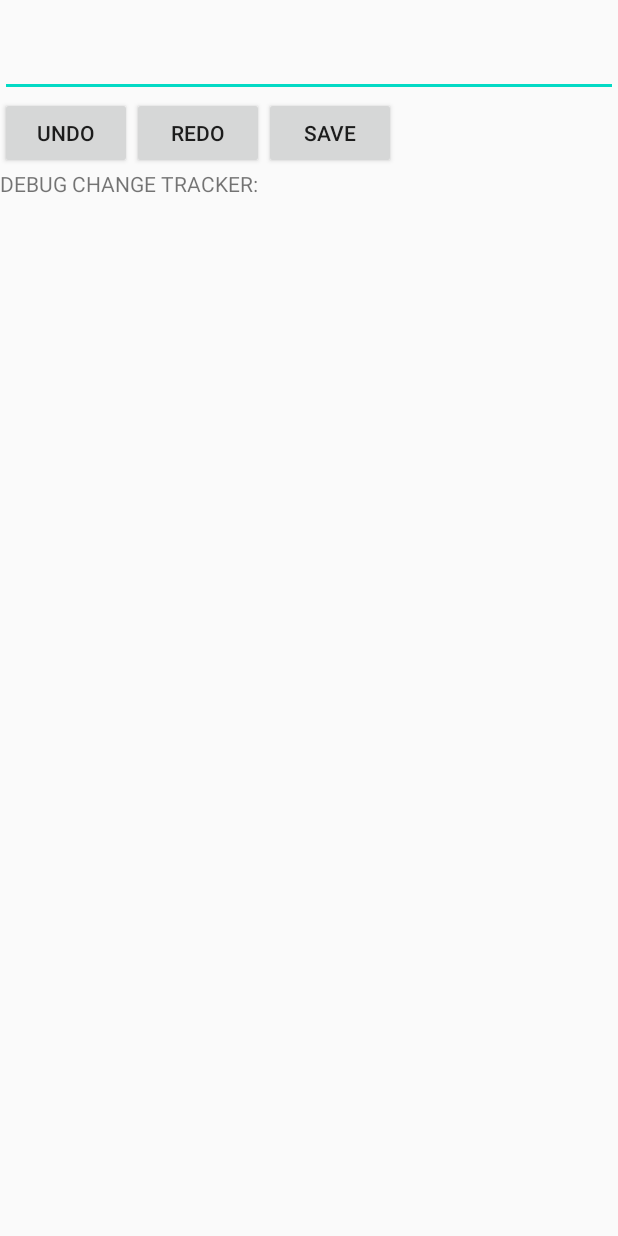
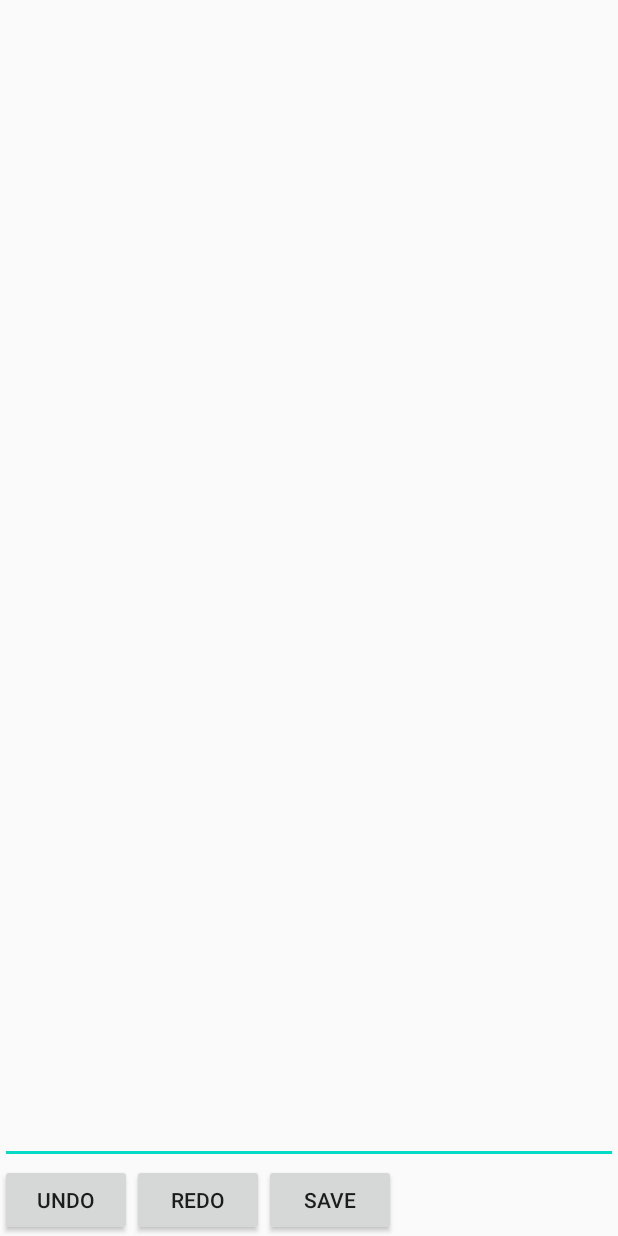
Before and after one commit to matf-pp/2020_File-manager, an Android app: the layout activity_text_file.xml on its own in the app's theme, with its tools: preview values and no code run, on a phone screen of 412 x 824 dp. Run offline under Robolectric (Android 15) with nearby library versions, the phone set to English and light mode, and no system bars.

Commit message:
Fixed text file activity layout

```diff
--- a/app/src/main/AndroidManifest.xml
+++ b/app/src/main/AndroidManifest.xml
@@ -11,7 +11,10 @@
         android:roundIcon="@mipmap/ic_launcher_round"
         android:supportsRtl="true"
         android:theme="@style/AppTheme">
-        <activity android:name=".TextFileActivity"></activity>
+        <activity
+            android:name=".TextFileActivity"
+            android:windowSoftInputMode="adjustResize">
+        </activity>
         <activity android:name=".MainActivity">
             <intent-filter>
                 <action android:name="android.intent.action.MAIN" />
--- a/app/src/main/java/com/matf/filemanager/TextFileActivity.kt
+++ b/app/src/main/java/com/matf/filemanager/TextFileActivity.kt
@@ -30,15 +30,10 @@ class TextFileActivity : AppCompatActivity() {
         val btnRedo = findViewById<Button>(R.id.redobtn)
         val btnSave = findViewById<Button>(R.id.savebtn)
 
-        val changetracker = findViewById<TextView>(R.id.changetrack)
-
-
-
         val filePath = intent.getStringExtra("file_path")
         titletv.text = "EDITING FILE: " + filePath
 
         textEditor = JTextEditor(filePath)
-        changetracker.text = textEditor!!.toString()
         fileet.setText(textEditor!!.currentInstance)
 
         fileet.addTextChangedListener(object : TextWatcher {
@@ -56,7 +51,6 @@ class TextFileActivity : AppCompatActivity() {
 
                 if(abs(newText.length - oldText.length) > 5){
                     Log.d("TEXT-CHANGED", "SIGNIFICANT CHANGE DETECTED")
-                    changetracker.text = textEditor!!.toString()
                     textEditor!!.goTo(newText)
                 }
             }
--- a/app/src/main/res/layout/activity_text_file.xml
+++ b/app/src/main/res/layout/activity_text_file.xml
@@ -1,5 +1,5 @@
 <?xml version="1.0" encoding="utf-8"?>
-<LinearLayout xmlns:android="http://schemas.android.com/apk/res/android"
+<RelativeLayout xmlns:android="http://schemas.android.com/apk/res/android"
     xmlns:app="http://schemas.android.com/apk/res-auto"
     xmlns:tools="http://schemas.android.com/tools"
     android:layout_width="match_parent"
@@ -10,41 +10,42 @@
         android:id="@+id/titletv"
         android:layout_width="wrap_content"
         android:layout_height="wrap_content"
-        tools:ignore="MissingConstraints" />
+        android:layout_alignParentTop="true"
+        />
+
     <EditText
+        android:id="@+id/fileet"
         android:layout_width="match_parent"
         android:layout_height="wrap_content"
-        android:id="@+id/fileet"
-        />
+        android:layout_above="@id/text_file_menu"
+        android:layout_below="@id/titletv"
+        android:inputType="textMultiLine" />
+
     <LinearLayout
         android:layout_width="match_parent"
         android:layout_height="wrap_content"
-        android:orientation="horizontal">
+        android:orientation="horizontal"
+        android:id="@+id/text_file_menu"
+        android:fitsSystemWindows="true"
+        android:layout_alignParentBottom="true">
+
         <Button
             android:id="@+id/undobtn"
-            android:text="Undo"
+            android:layout_width="wrap_content"
             android:layout_height="wrap_content"
-            android:layout_width="wrap_content" />
+            android:text="Undo" />
+
         <Button
             android:id="@+id/redobtn"
+            android:layout_width="wrap_content"
             android:layout_height="wrap_content"
-            android:text="Redo"
-            android:layout_width="wrap_content" />
+            android:text="Redo" />
+
         <Button
             android:id="@+id/savebtn"
+            android:layout_width="wrap_content"
             android:layout_height="wrap_content"
-            android:text="Save"
-            android:layout_width="wrap_content" />
+            android:text="Save" />
     </LinearLayout>
 
-    <TextView
-        android:layout_width="wrap_content"
-        android:layout_height="wrap_content"
-        android:text="DEBUG CHANGE TRACKER: "
-        />
-    <TextView
-        android:id="@+id/changetrack"
-        android:layout_width="wrap_content"
-        android:layout_height="wrap_content"
-        />
-</LinearLayout>
+</RelativeLayout>
```
